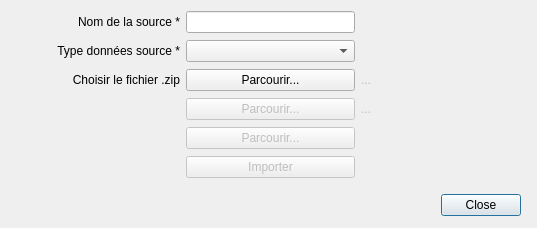
datagistips/territoires-ville.TempusAccess, file forms/Ui_import_pt_dialog.ui: the form before one commit.
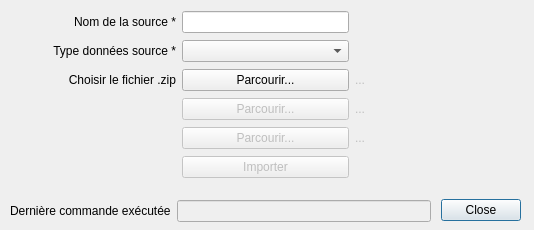
The form after the commit.

```diff
--- a/forms/Ui_import_pt_dialog.ui
+++ b/forms/Ui_import_pt_dialog.ui
@@ -6,8 +6,8 @@
    <rect>
     <x>0</x>
     <y>0</y>
-    <width>537</width>
-    <height>228</height>
+    <width>534</width>
+    <height>230</height>
    </rect>
   </property>
   <property name="windowTitle">
@@ -19,7 +19,7 @@
      <x>440</x>
      <y>190</y>
      <width>81</width>
-     <height>31</height>
+     <height>41</height>
     </rect>
    </property>
    <property name="orientation">
@@ -34,7 +34,7 @@
     <rect>
      <x>10</x>
      <y>10</y>
-     <width>521</width>
+     <width>511</width>
      <height>171</height>
     </rect>
    </property>
@@ -201,6 +201,42 @@
       </property>
       <property name="text">
        <string>Parcourir...</string>
+      </property>
+     </widget>
+    </item>
+    <item row="4" column="2">
+     <widget class="QLabel" name="labelFile3">
+      <property name="enabled">
+       <bool>false</bool>
+      </property>
+      <property name="text">
+       <string>...</string>
+      </property>
+     </widget>
+    </item>
+   </layout>
+  </widget>
+  <widget class="QWidget" name="">
+   <property name="geometry">
+    <rect>
+     <x>10</x>
+     <y>200</y>
+     <width>421</width>
+     <height>22</height>
+    </rect>
+   </property>
+   <layout class="QHBoxLayout" name="horizontalLayout">
+    <item>
+     <widget class="QLabel" name="label_5">
+      <property name="text">
+       <string>Dernière commande exécutée</string>
+      </property>
+     </widget>
+    </item>
+    <item>
+     <widget class="QLineEdit" name="lineEditCommand">
+      <property name="enabled">
+       <bool>false</bool>
       </property>
      </widget>
     </item>
```
